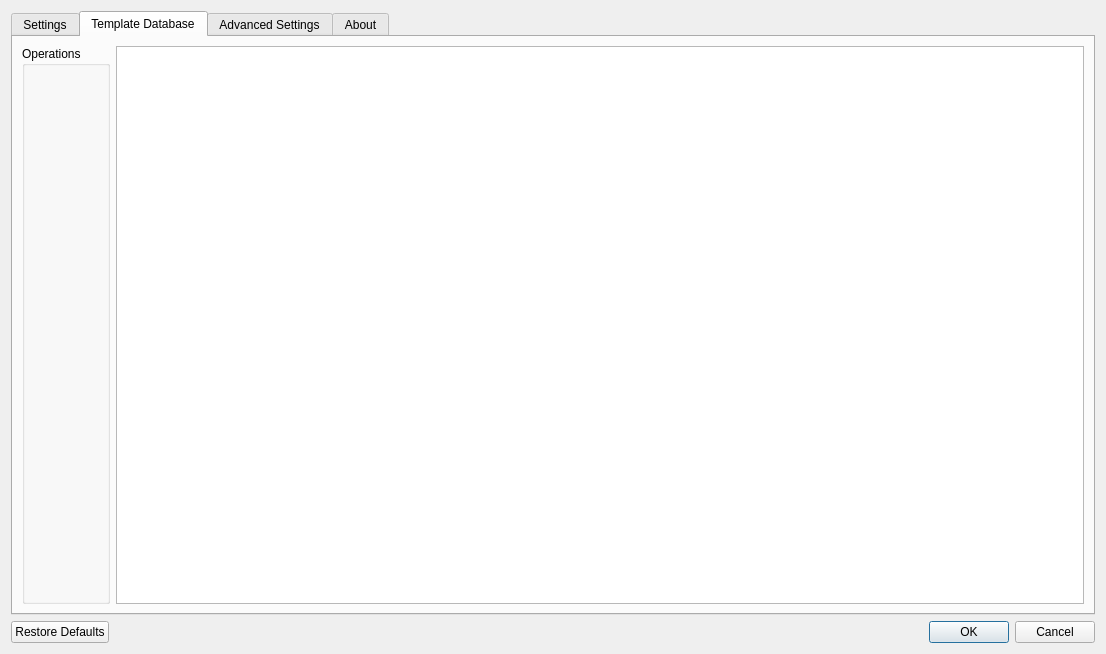
Before: the Qt Designer form settingsdialog.ui in zhitko/inton-trainer, drawn with Qt 5.
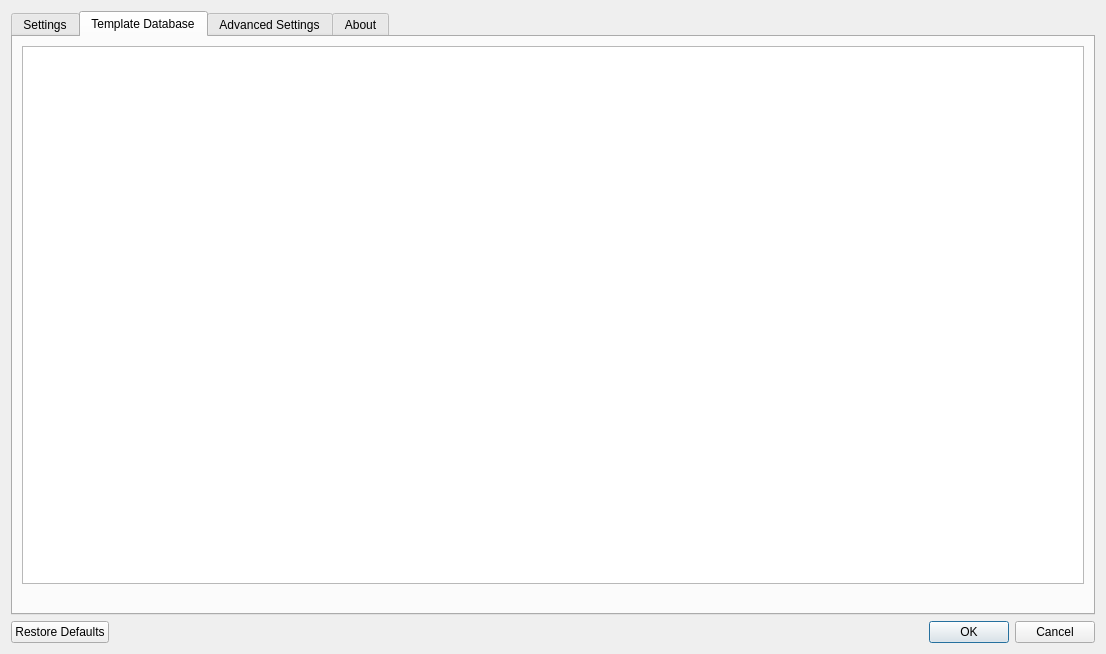
After: the same form once the commit is applied. The open tabs and pages were chosen to show the change. Icons and pictures are not drawn.

Commit message: add template database editor

What changed in the file:
```diff
--- a/settingsdialog.ui
+++ b/settingsdialog.ui
@@ -155,17 +155,17 @@
       <attribute name="title">
        <string>Template Database</string>
       </attribute>
-      <layout class="QHBoxLayout" name="horizontalLayout_4">
+      <layout class="QVBoxLayout" name="verticalLayout_5">
        <item>
-        <widget class="QGroupBox" name="groupBox_9">
-         <property name="title">
-          <string>Operations</string>
+        <widget class="QTreeView" name="databaseView"/>
+       </item>
+       <item>
+        <widget class="QLabel" name="activeFile">
+         <property name="text">
+          <string/>
          </property>
         </widget>
        </item>
-       <item>
-        <widget class="QTreeView" name="databaseView"/>
-       </item>
       </layout>
      </widget>
      <widget class="QWidget" name="tab">
```
The commit also changes 14 other files.
